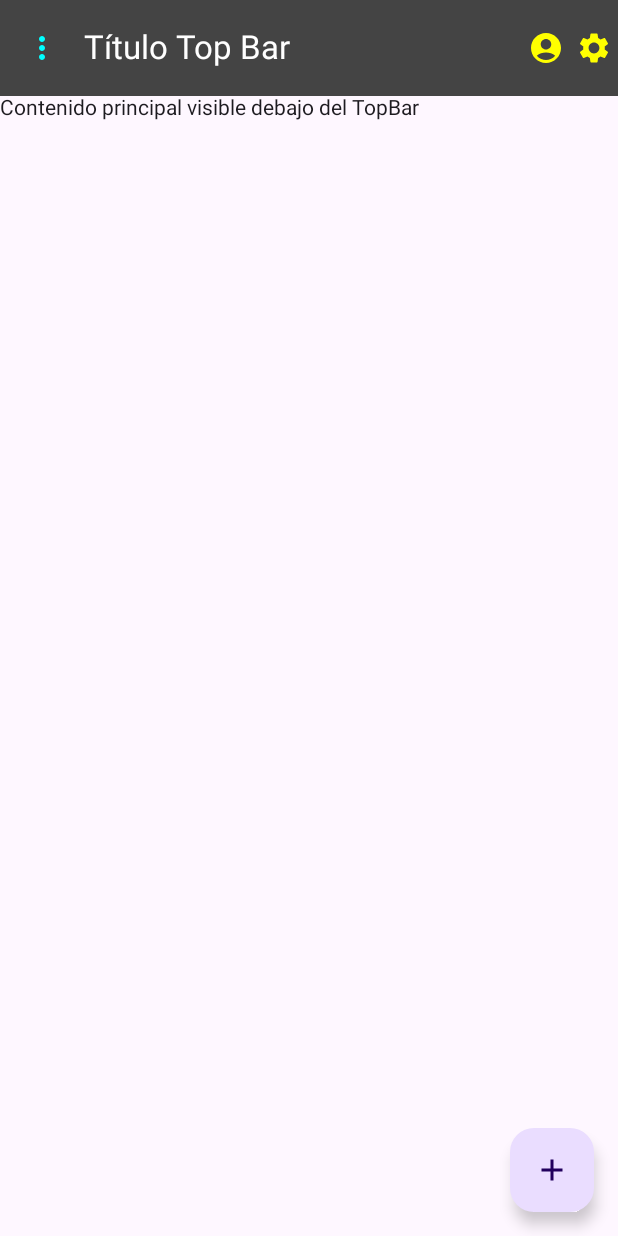
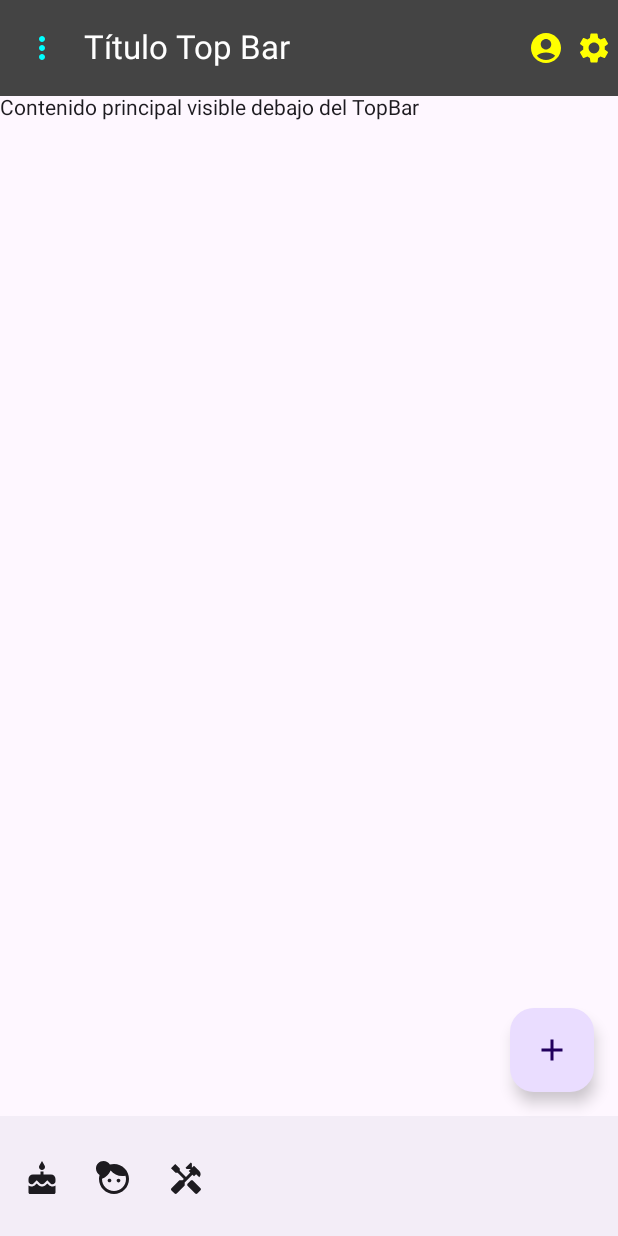
Before and after one commit to jorloque/androidkt, an Android app built with Jetpack Compose: the screen it shows after launch (MainActivity), on a phone screen of 412 x 824 dp. Run offline under Robolectric (Android 15) with nearby library versions, the phone set to English and light mode, and no system bars.

```diff
--- a/app/src/main/java/com/example/clic_surface/MainActivity.kt
+++ b/app/src/main/java/com/example/clic_surface/MainActivity.kt
@@ -38,6 +38,7 @@ class MainActivity : ComponentActivity() {
 fun MyApp() {
     Scaffold(
         topBar = { MyTopBar() },
+        bottomBar = { MyBottomBar() },
         floatingActionButton = {
             FloatingActionButton(onClick = { /* TODO: acción del botón flotante */ }) {
                 Icon(
--- a/app/src/main/java/com/example/clic_surface/myscafold.kt
+++ b/app/src/main/java/com/example/clic_surface/myscafold.kt
@@ -8,6 +8,9 @@ import androidx.compose.material.icons.Icons
 import androidx.compose.material.icons.automirrored.outlined.Help
 import androidx.compose.material.icons.filled.AccountCircle
 import androidx.compose.material.icons.filled.Add
+import androidx.compose.material.icons.filled.Cake
+import androidx.compose.material.icons.filled.Face4
+import androidx.compose.material.icons.filled.Handyman
 import androidx.compose.material.icons.filled.Menu
 import androidx.compose.material.icons.filled.MoreVert
 import androidx.compose.material.icons.filled.Settings
@@ -114,3 +117,19 @@ fun MyTopBar() {
     )
 
 }
+
+
+@Composable
+fun MyBottomBar() {
+    BottomAppBar {
+        IconButton(onClick = { /* TODO */ }) {
+            Icon(imageVector = Icons.Default.Cake, contentDescription = "Pastel")
+        }
+        IconButton(onClick = { /* TODO */ }) {
+            Icon(imageVector = Icons.Default.Face4, contentDescription = "Rostro")
+        }
+        IconButton(onClick = { /* TODO */ }) {
+            Icon(imageVector = Icons.Default.Handyman, contentDescription = "Herramientas")
+        }
+    }
+}
```
